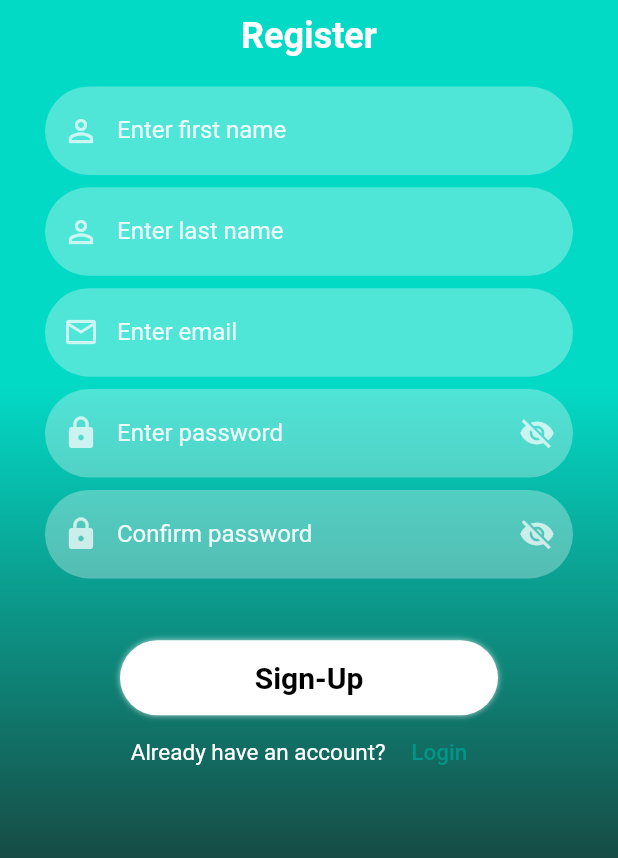
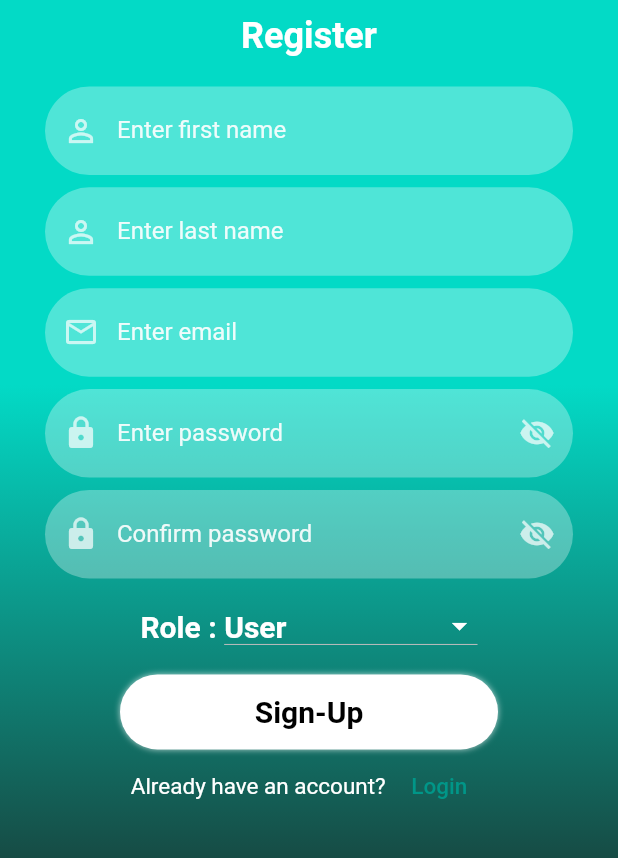
Before and after one commit to abdullahawan123/Renting-Automobile-Flutter-Application, a Flutter app: the screen it shows after launch, after a tap on "Login", after a tap on "Sign-Up", on a phone screen of 412 x 824 dp, the part 233-1091 px from its top. Run offline on Flutter 3.47's test engine with Material 2 defaults, Android fonts, the light colour scheme and no system bars; our stand-ins replace animated_text_kit, cloud_firestore, firebase_auth, firebase_core, fluttertoast, shared_preferences; accounts and stored records are empty; project files that could hold a hidden picture were left out.

Commit message:
role based login integrated.

```diff
--- a/lib/UI/Authentication/Login.dart
+++ b/lib/UI/Authentication/Login.dart
@@ -1,9 +1,10 @@
+import 'package:cloud_firestore/cloud_firestore.dart';
 import 'package:firebase_auth/firebase_auth.dart';
 import 'package:flutter/material.dart';
 import 'package:flutter/services.dart';
 import 'package:wheel_for_a_while/UI/Authentication/SignUp.dart';
 import 'package:wheel_for_a_while/UI/Authentication/forgot_password.dart';
-import 'package:wheel_for_a_while/UI/BO_Screens/BO_Login.dart';
+import 'package:wheel_for_a_while/UI/BO_Screens/BO_HomePage.dart';
 import 'package:wheel_for_a_while/UI/Widgets/RoundButton.dart';
 import 'package:wheel_for_a_while/UI/Widgets/imagesWidget.dart';
 import 'package:wheel_for_a_while/UI/Widgets/hexStringToColor.dart';
@@ -36,32 +37,83 @@ class _LoginState extends State<Login> {
     _passwordController.dispose();
   }
 
-  void login(){
-    setState(() {
-      loading = true;
+  // void login(){
+  //   setState(() {
+  //     loading = true;
+  //   });
+  //   _auth.signInWithEmailAndPassword(
+  //       email: _emailController.text.toString(),
+  //       password: _passwordController.text.toString()).then((value) {
+  //         Navigator.push(context, MaterialPageRoute(builder: (context) => const Homepage()));
+  //     setState(() {
+  //       loading = false;
+  //     });
+  //   }).onError((error, stackTrace) {
+  //     setState(() {
+  //       loading = false;
+  //     });
+  //     Utils().toastMessage(error.toString());
+  //   });
+  // }
+
+  void route() {
+    User? user = FirebaseAuth.instance.currentUser;
+    var keyK = FirebaseFirestore.instance
+        .collection('users')
+        .doc(user!.uid)
+        .get()
+        .then((DocumentSnapshot documentSnapshot) {
+      if (documentSnapshot.exists) {
+        if (documentSnapshot.get('role') == "Business Owner") {
+          Navigator.pushReplacement(
+            context,
+            MaterialPageRoute(
+              builder: (context) =>  const BO_HomePage(),
+            ),
+          );
+        }else{
+          Navigator.pushReplacement(
+            context,
+            MaterialPageRoute(
+              builder: (context) =>  const Homepage(),
+            ),
+          );
+        }
+      } else {
+        Utils().toastMessage("Document doesn't exist in the database");
+        debugPrint(_auth.toString());
+      }
     });
-    _auth.signInWithEmailAndPassword(
-        email: _emailController.text.toString(),
-        password: _passwordController.text.toString()).then((value) {
-          Navigator.push(context, MaterialPageRoute(builder: (context) => const Homepage()));
-      setState(() {
-        loading = false;
-      });
-    }).onError((error, stackTrace) {
-      setState(() {
-        loading = false;
-      });
-      Utils().toastMessage(error.toString());
-    });
+  }
+
+  void signIn(String email, String password) async {
+    if (_formKey.currentState!.validate()) {
+      try {
+        UserCredential userCredential =
+        await FirebaseAuth.instance.signInWithEmailAndPassword(
+          email: email,
+          password: password,
+        );
+        debugPrint(userCredential.toString());
+        route();
+      } on FirebaseAuthException catch (e) {
+        if (e.code == 'user-not-found') {
+          Utils().toastMessage1("No user found for that email.");
+        } else if (e.code == 'wrong-password') {
+          Utils().toastMessage1("Wrong password provided for that user.");
+        }
+      }
+    }
   }
 
   @override
   Widget build(BuildContext context) {
+    // TODO: implement build
     return WillPopScope(
       onWillPop: ()async{
-      SystemNavigator.pop();
-      return true;
-    },
+        SystemNavigator.pop();
+        return true;
+      },
       child: Scaffold(
         body: Container(
           decoration: BoxDecoration(
@@ -169,7 +221,7 @@ class _LoginState extends State<Login> {
                           loading: loading,
                           onTap: (){
                             if(_formKey.currentState!.validate()){
-                              login();
+                              signIn(_emailController.text, _passwordController.text);
                             }
                           },
                         ),
@@ -197,28 +249,6 @@ class _LoginState extends State<Login> {
                                 child: const Text('Sign-Up', style: TextStyle(fontSize: 15),)),
                           ],
                         ),
-                        const SizedBox(height: 10,),
-                        Row(
-                            children: const <Widget>[
-                              Expanded(
-                                  child: Divider(color: Colors.white70,)
-                              ),
-
-                              Text("OR Login AS", style: TextStyle(
-                                color: Colors.white,
-                                fontWeight: FontWeight.bold,
-                                fontFamily: 'ShantellSans',
-                              ),),
-
-                              Expanded(
-                                  child: Divider(color: Colors.white70,)
-                              ),
-                            ]
-                        ),
-                        const SizedBox(height: 5,),
-                        RoundButton(title: 'BUSINESS OWNER', onTap: (){
-                          Navigator.push(context, MaterialPageRoute(builder: (context) => const BO_Login()));
-                        })
                       ],
                     ),
                   ]
--- a/lib/UI/Authentication/SignUp.dart
+++ b/lib/UI/Authentication/SignUp.dart
@@ -1,3 +1,4 @@
+import 'package:cloud_firestore/cloud_firestore.dart';
 import 'package:firebase_auth/firebase_auth.dart';
 import 'package:flutter/services.dart';
 import 'package:shared_preferences/shared_preferences.dart';
@@ -6,7 +7,6 @@ import 'package:flutter/material.dart';
 import 'package:wheel_for_a_while/UI/Widgets/RoundButton.dart';
 import 'package:wheel_for_a_while/UI/Widgets/hexStringToColor.dart';
 
-import '../Screens/HomePage.dart';
 import '../utils/utilities.dart';
 
 class SignUp extends StatefulWidget {
@@ -29,32 +29,39 @@ class _SignUpState extends State<SignUp> {
   final _passwordController = TextEditingController();
   final _confirmController = TextEditingController();
 
+  var options = [
+    'User',
+    'Business Owner',
+  ];
+  var _currentItemSelected = "User";
+  var role = "User";
+
   final FirebaseAuth _auth = FirebaseAuth.instance;
 
-  void signUp(){
-    setState(() {
-      loading = true;
-    });
-    _auth.createUserWithEmailAndPassword(
-        email: _emailController.text.toString(),
-        password: _passwordController.text.toString()).then((value) {
-      Navigator.push(context, MaterialPageRoute(builder: (context) => const Homepage()));
-      setState(() {
-        loading = false;
+
+  void signUp(String email, String password, String role) async {
+    const CircularProgressIndicator();
+    if (_formKey.currentState!.validate()) {
+      await _auth
+          .createUserWithEmailAndPassword(email: email, password: password)
+          .then((value) => {postDetailsToFirestore(email, role)})
+          .catchError((e){
+            Utils().toastMessage(e.toString());
       });
     }
-    ).onError((error, stackTrace) {
-      Utils().toastMessage(error.toString());
-      setState(() {
-        loading = false;
-      });
-    });
   }
 
+  postDetailsToFirestore(String email, String role) async {
+    FirebaseFirestore firebaseFirestore = FirebaseFirestore.instance;
+    var user = _auth.currentUser;
+    CollectionReference ref = FirebaseFirestore.instance.collection('users');
+    ref.doc(user!.uid).set({'email': _emailController.text, 'role': role});
+    Navigator.pushReplacement(
+        context, MaterialPageRoute(builder: (context) => const Login()));
+  }
 
   @override
-  void dispose() {
-    // TODO: implement dispose
+  void dispose(){
     super.dispose();
     _firstNameController.dispose();
     _lastNameController.dispose();
@@ -65,6 +72,7 @@ class _SignUpState extends State<SignUp> {
 
   @override
   Widget build(BuildContext context) {
+    // TODO: implement build
     return WillPopScope(
       onWillPop: ()async {
         SystemNavigator.pop();
@@ -191,7 +199,11 @@ class _SignUpState extends State<SignUp> {
                                     if (value!.isEmpty){
                                       return 'Enter your email';
                                     }
+                                    else if (!RegExp("^[a-zA-Z0-9+_.-]+@[a-zA-Z0-9.-]+.[a-z]").hasMatch(value)) {
+                                      return ("Please enter a valid email");
+                                    } else {
                                       return null;
+                                    }
                                   },
                                 ),
                                 SizedBox(height: MediaQuery.of(context).size.height * 0.01,),
@@ -270,14 +282,59 @@ class _SignUpState extends State<SignUp> {
                                 ),
                               ],
                             )),
-                      SizedBox(height: MediaQuery.of(context).size.height * 0.05,),
+                        const SizedBox(
+                          height: 20,
+                        ),
+                        Row(
+                          mainAxisAlignment: MainAxisAlignment.center,
+                          children: [
+                            const Text(
+                              "Role : ",
+                              style: TextStyle(
+                                fontSize: 20,
+                                fontWeight: FontWeight.bold,
+                                color: Colors.white,
+                              ),
+                            ),
+                            DropdownButton<String>(
+                              dropdownColor: const Color(0xFF03DAC6),
+                              isDense: true,
+                              isExpanded: false,
+                              iconEnabledColor: Colors.white,
+                              focusColor: Colors.white,
+                              items: options.map((String dropDownStringItem) {
+                                return DropdownMenuItem<String>(
+                                  value: dropDownStringItem,
+                                  child: Text(
+                                    dropDownStringItem,
+                                    style: const TextStyle(
+                                      color: Colors.white,
+                                      fontWeight: FontWeight.bold,
+                                      fontSize: 20,
+                                    ),
+                                  ),
+                                );
+                              }).toList(),
+                              onChanged: (newValueSelected) {
+                                setState(() {
+                                  _currentItemSelected = newValueSelected!;
+                                  role = newValueSelected;
+                                });
+                              },
+                              value: _currentItemSelected,
+                            ),
+                          ],
+                        ),
+                        const SizedBox(
+                          height: 20,
+                        ),
                         RoundButton(
                           title: "Sign-Up",
                           loading: loading,
                           onTap: () async{
                             if(_formKey.currentState!.validate()){
                               if (_passwordController.text.toString() == _confirmController.text.toString()){
-                              signUp();
+                                signUp(_emailController.text, _passwordController.text, role);
                               }else{
                                 Utils().toastMessage("Password and Confirm Password should be same. Otherwise you won't be able to continue");
                               }
```
Also changed, not shown: lib/UI/BO_Screens/BO_HomePage.dart (added, +19 -0 lines). Lines whose indentation alone changed are shown as unchanged.
